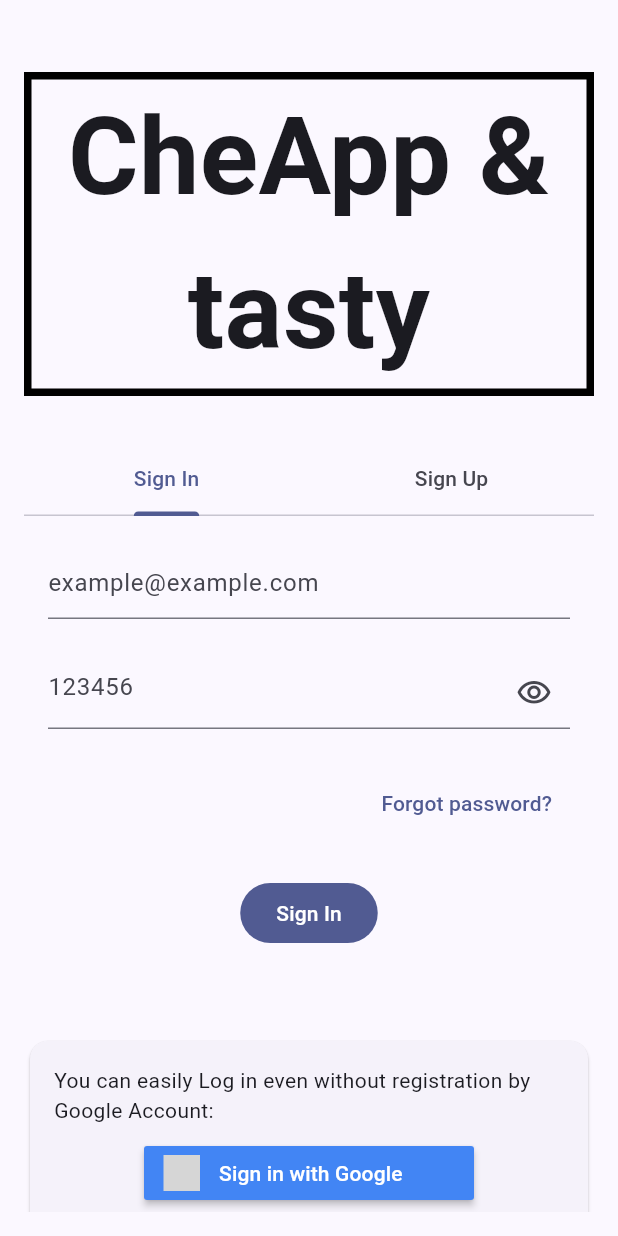
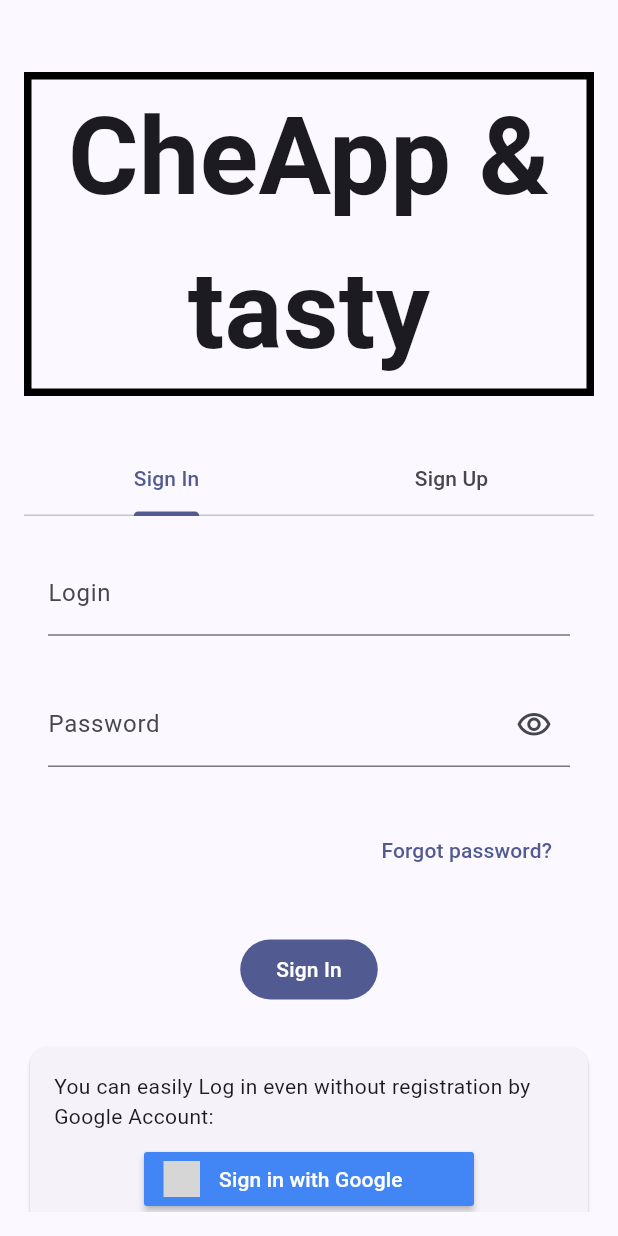
Before and after one commit to azzayatss/cheapp_and_tasty, a Flutter app: the screen it shows after launch, on a phone screen of 412 x 824 dp. Run offline on Flutter 3.47's test engine with Material 2 defaults, Android fonts, the phone set to English and light mode, and no system bars; our stand-ins replace carousel_slider, cloud_firestore, dio, dropdown_button2, firebase_auth, firebase_core and 14 more; missing offline and left inert: custom_info_window; accounts and stored records are empty; generated files the repository leaves out were written again; grey boxes are pictures that could not be loaded.

Commit message:
refactor: -g small corrections after code review

```diff
--- a/lib/features/auth/services/show_snack_bar_for_user.dart
+++ b/lib/config/helpers/show_snack_bar_for_user.dart
@@ -1,6 +1,6 @@
 import 'package:flutter/material.dart';
 
-ScaffoldFeatureController<SnackBar, SnackBarClosedReason> showSnackBarForUser({
+ScaffoldFeatureController<SnackBar, SnackBarClosedReason> showErrorSnackBar({
   required BuildContext context,
   required String errorTitle,
   required String? errorMessage,
--- a/lib/extensions/build_context_extension.dart
+++ b/lib/extensions/build_context_extension.dart
@@ -11,4 +11,7 @@ extension BuildContextX on BuildContext {
 
   /// Extension for quickly accessing app [ColorScheme]
   ColorScheme get colorScheme => Theme.of(this).colorScheme;
+
+  /// Extension for quickly accessing app [Brightness]
+  Brightness get brightness => Theme.of(this).brightness;
 }
--- a/lib/features/auth/screens/auth_gate_screen.dart
+++ b/lib/features/auth/screens/auth_gate_screen.dart
@@ -1,7 +1,7 @@
 import 'package:cheapp_and_tasty/config/app_layouts.dart';
 import 'package:cheapp_and_tasty/extensions/build_context_extension.dart';
 import 'package:cheapp_and_tasty/features/auth/controllers/sign_in_controller.dart';
-import 'package:cheapp_and_tasty/features/auth/services/show_snack_bar_for_user.dart';
+import 'package:cheapp_and_tasty/config/helpers/show_snack_bar_for_user.dart';
 import 'package:cheapp_and_tasty/features/auth/widgets/google_sign_in_card.dart';
 import 'package:cheapp_and_tasty/features/auth/widgets/logo_text_container.dart';
 import 'package:cheapp_and_tasty/features/auth/widgets/sign_in_form.dart';
@@ -22,7 +22,7 @@ class AuthGateScreen extends ConsumerWidget {
         orElse: () {},
         error: (e, _) {
           if (e is FirebaseAuthException) {
-            showSnackBarForUser(
+            showErrorSnackBar(
               context: context,
               errorTitle: e.code,
               errorMessage: e.message,
@@ -40,16 +40,13 @@ class AuthGateScreen extends ConsumerWidget {
       body: SafeArea(
         child: Padding(
           padding: const EdgeInsets.all(AppLayouts.defaultPadding),
-          child: SingleChildScrollView(
-            child: Column(
-              mainAxisSize: MainAxisSize.min,
-              children: [
-                DefaultTabController(
+          child: DefaultTabController(
             length: 2,
             child: ConstrainedBox(
               constraints: const BoxConstraints(
                 maxHeight: 810,
               ),
+              child: SingleChildScrollView(
                 child: Column(
                   mainAxisSize: MainAxisSize.min,
                   children: [
@@ -66,8 +63,12 @@ class AuthGateScreen extends ConsumerWidget {
                         Tab(text: context.tr.signUp),
                       ],
                     ),
-                        const Flexible(
-                          child: TabBarView(
+                    ConstrainedBox(
+                      constraints: const BoxConstraints(
+                        maxWidth: 400,
+                        maxHeight: 350,
+                      ),
+                      child: const TabBarView(
                         children: [
                           SignInForm(),
                           SignUpForm(),
@@ -79,8 +80,6 @@ class AuthGateScreen extends ConsumerWidget {
                 ),
               ),
             ),
-              ],
-            ),
           ),
         ),
       ),
--- a/lib/features/auth/widgets/logo_text_container.dart
+++ b/lib/features/auth/widgets/logo_text_container.dart
@@ -12,7 +12,7 @@ class LogoTextContainer extends StatelessWidget {
       decoration: BoxDecoration(
         border: Border.all(
           width: 5,
-          color: Theme.of(context).brightness == Brightness.dark
+          color: context.brightness == Brightness.dark
               ? Colors.white
               : Colors.black,
         ),
--- a/lib/features/auth/widgets/sign_in_form.dart
+++ b/lib/features/auth/widgets/sign_in_form.dart
@@ -28,6 +28,7 @@ class SignInForm extends HookWidget {
               TextFormField(
                 controller: emailController,
                 decoration: InputDecoration(
+                  label: Text(context.tr.login),
                   hintText: context.tr.emailFormHint,
                 ),
                 keyboardType: TextInputType.emailAddress,
@@ -44,6 +45,7 @@ class SignInForm extends HookWidget {
                 controller: passwordController,
                 obscureText: obscureText.value,
                 decoration: InputDecoration(
+                  label: Text(context.tr.password),
                   hintText: context.tr.passwordFormHint,
                   suffixIcon: IconButton(
                     icon: Icon(
@@ -91,9 +93,6 @@ class SignInForm extends HookWidget {
                   );
                 },
               ),
-              const SizedBox(
-                height: AppLayouts.defaultPadding * 2,
-              ),
             ],
           ),
         ),
--- a/lib/features/auth/widgets/sign_up_form.dart
+++ b/lib/features/auth/widgets/sign_up_form.dart
@@ -28,6 +28,7 @@ class SignUpForm extends HookWidget {
               TextFormField(
                 controller: emailController,
                 decoration: InputDecoration(
+                  label: Text(context.tr.login),
                   hintText: context.tr.emailFormHint,
                 ),
                 keyboardType: TextInputType.emailAddress,
@@ -44,6 +45,7 @@ class SignUpForm extends HookWidget {
                 controller: passwordController,
                 obscureText: obscureText.value,
                 decoration: InputDecoration(
+                  label: Text(context.tr.password),
                   hintText: context.tr.passwordFormHint,
                   suffixIcon: IconButton(
                     icon: Icon(
@@ -156,9 +158,6 @@ class SignUpForm extends HookWidget {
                   );
                 },
               ),
-              const SizedBox(
-                height: AppLayouts.defaultPadding,
-              ),
             ],
           ),
         ),
--- a/lib/l10n/app_en.arb
+++ b/lib/l10n/app_en.arb
@@ -51,6 +51,7 @@
   "locationScheduleLabel": "Location schedule",
   "locationsNumber": "Number of locations:",
   "logOut": "Log out",
+  "login": "Login",
   "menuLabel": "Menu:",
   "nameFormHint": "Peter",
   "navigationBarLabel0": "Home",
@@ -62,6 +63,7 @@
   "okButtonLabel": "OK",
   "otherServicesLabel": "Choose available additional services:",
   "parkingLabel": "Own parking?",
+  "password": "Password",
   "passwordFormHint": "123456",
   "receiveEmails": "Receive emails from cheApp and tasty team?",
   "requiredAction": "Required action:",
--- a/lib/l10n/app_uk.arb
+++ b/lib/l10n/app_uk.arb
@@ -51,6 +51,7 @@
   "locationScheduleLabel": "Графік роботи",
   "locationsNumber": "Кількість локацій в додатку:",
   "logOut": "Вихід",
+  "login": "Логін",
   "menuLabel": "Меню:",
   "nameFormHint": "Пітер",
   "navigationBarLabel0": "Головна",
@@ -62,6 +63,7 @@
   "okButtonLabel": "Гаразд",
   "otherServicesLabel": "Виберіть доступні додаткові послуги:",
   "parkingLabel": "Власний паркінг?",
+  "password": "Пароль",
   "passwordFormHint": "123456",
   "receiveEmails": "Отримувати листи від \"Хочу їсти !\" ?",
   "requiredAction": "Обов'язкова дія:",
```
Also changed, not shown: lib/features/location/controllers/rate_controller.dart (deleted, +0 -53 lines). Lines whose indentation alone changed are shown as unchanged.
